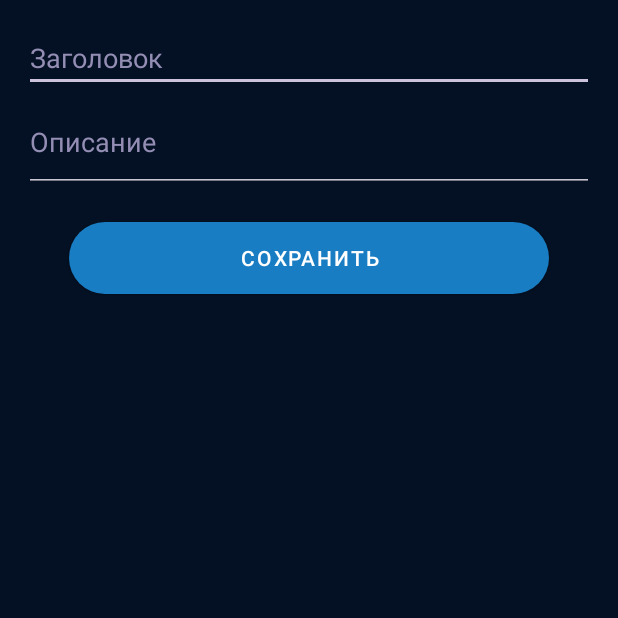
After one commit to ThinDrew/PocketOrganizer, an Android app: the NoteEditorActivity screen opened directly, with no data from a screen before it, on a phone screen of 412 x 824 dp, the top half of it. The commit adds this screen. Run offline under Robolectric (Android 15) with nearby library versions, the phone set to English and light mode, and no system bars; our stand-ins replace Room's generated code.

Commit message:
Добавлена возможность редактировать заметку
Activity добавления заметки было переделано в Activity
редактора заметки. Если мы переходим в это Activity
через кнопку добавления, то будет отсутсовать кнопка
удаления заметки и поля будут пустыми. Если же нажмём на
уже существующую заметку, то данные подтянутся из базы
данных и поля будут заполнены с возможностью редактирования,
также будет видна кнопка для удаления заметки.

Функционал по добавлению заметки переехал из
MainActivity в NoteEditorActivity.

В NoteDao был добавлен запрос для получения заметки по её
id. Это нужно для редактирования заметки.

```diff
--- a/app/src/main/AndroidManifest.xml
+++ b/app/src/main/AndroidManifest.xml
@@ -16,7 +16,7 @@
             android:name=".activity.SettingsActivity"
             android:exported="false" />
         <activity
-            android:name=".activity.AddNoteActivity"
+            android:name=".activity.NoteEditorActivity"
             android:exported="false" />
         <activity
             android:name=".activity.MainActivity"
--- /dev/null
+++ b/app/src/main/java/com/example/pocketorganizer/activity/NoteEditorActivity.java
@@ -0,0 +1,98 @@
+package com.example.pocketorganizer.activity;
+
+import android.content.Intent;
+import android.os.Bundle;
+import android.view.View;
+import android.widget.Button;
+import android.widget.EditText;
+
+import androidx.appcompat.app.AppCompatActivity;
+
+import com.example.pocketorganizer.R;
+import com.example.pocketorganizer.database.AppDatabase;
+import com.example.pocketorganizer.entities.Note;
+
+public class NoteEditorActivity extends AppCompatActivity {
+
+    private EditText titleEditText;
+    private EditText descriptionEditText;
+    private boolean isEditMode = false;
+    private Note currentNote;
+
+
+    @Override
+    protected void onCreate(Bundle savedInstanceState) {
+        super.onCreate(savedInstanceState);
+        setContentView(R.layout.activity_note_editor);
+
+        titleEditText = findViewById(R.id.titleEditText);
+        descriptionEditText = findViewById(R.id.descriptionEditText);
+        Button saveButton = findViewById(R.id.saveButton);
+        Button deleteButton = findViewById(R.id.deleteNoteButton);
+
+        Intent intent = getIntent();
+        String noteDate = intent.getStringExtra("noteDate");
+
+        //Если мы открываем это Activity для редактирования заметки
+        if (intent.hasExtra("note_id")) {
+            isEditMode = true;
+            int noteId = intent.getIntExtra("note_id", -1);
+            new Thread(() -> {
+                currentNote = AppDatabase.getInstance(this).noteDao().getById(noteId);
+
+                runOnUiThread(() -> {
+                    if (currentNote != null) {
+                        titleEditText.setText(currentNote.getTitle());
+                        descriptionEditText.setText(currentNote.getDescription());
+                    }
+                });
+            }).start();
+        }
+        //Если мы открываем это Activity для добавления заметки
+        else {
+            currentNote = new Note();
+            currentNote.setDate(noteDate);
+            currentNote.setChecked(false);
+            deleteButton.setVisibility(View.GONE);
+        }
+
+        //Обработка кнопок
+        saveButton.setOnClickListener(view -> saveNote());
+        deleteButton.setOnClickListener(view -> deleteNote());
+    }
+
+    private void saveNote() {
+        String titleInput = titleEditText.getText().toString();
+        String descriptionInput = descriptionEditText.getText().toString();
+
+        final String title = titleInput.isEmpty() ? "Заметка" : titleInput;
+        final String description = descriptionInput.isEmpty() ? "Без описания" : descriptionInput;
+
+        currentNote.setTitle(title);
+        currentNote.setDescription(description);
+
+        new Thread(() -> {
+            if (isEditMode) {
+                AppDatabase.getInstance(this).noteDao().update(currentNote);
+            } else {
+                AppDatabase.getInstance(this).noteDao().insert(currentNote);
+            }
+            //Закрываем Activity
+            runOnUiThread(() -> {
+                setResult(RESULT_OK);
+                finish();
+            });
+        }).start();
+    }
+
+    private void deleteNote() {
+        new Thread(() -> {
+            AppDatabase.getInstance(this).noteDao().delete(currentNote);
+            //Закрываем Activity
+            runOnUiThread(() -> {
+                setResult(RESULT_OK);
+                finish();
+            });
+        }).start();
+    }
+}
--- a/app/src/main/java/com/example/pocketorganizer/adapter/DayOfWeekAdapter.java
+++ b/app/src/main/java/com/example/pocketorganizer/adapter/DayOfWeekAdapter.java
@@ -16,7 +16,7 @@ import androidx.recyclerview.widget.RecyclerView;
 
 import com.example.pocketorganizer.DayOfWeek;
 import com.example.pocketorganizer.R;
-import com.example.pocketorganizer.activity.AddNoteActivity;
+import com.example.pocketorganizer.activity.NoteEditorActivity;
 import com.example.pocketorganizer.activity.MainActivity;
 import com.example.pocketorganizer.entities.Note;
 
@@ -79,10 +79,10 @@ public class DayOfWeekAdapter extends RecyclerView.Adapter<DayOfWeekAdapter.View
 
         // Обработка кнопки для добавления заметки
         holder.addButton.setOnClickListener(view -> {
-            Intent intent = new Intent(holder.itemView.getContext(), AddNoteActivity.class);
+            Intent intent = new Intent(holder.itemView.getContext(), NoteEditorActivity.class);
             String date = dayOfWeekList.get(position).getDate().toString();
             intent.putExtra("noteDate", date);
-            ((MainActivity) holder.itemView.getContext()).startActivityForResult(intent, MainActivity.REQUEST_CODE_ADD_NOTE);
+            ((MainActivity) holder.itemView.getContext()).startActivityForResult(intent, MainActivity.REQUEST_CODE_EDIT_NOTE);
         });
     }
 
--- a/app/src/main/java/com/example/pocketorganizer/dao/NoteDao.java
+++ b/app/src/main/java/com/example/pocketorganizer/dao/NoteDao.java
@@ -25,6 +25,9 @@ public interface NoteDao {
     @Query("SELECT * FROM notes WHERE date = :date")
     List<Note> getNotesForDate(String date);
 
+    @Query("SELECT * FROM notes WHERE id = :noteId LIMIT 1")
+    Note getById(int noteId);
+
     @Query("SELECT * FROM notes")
     List<Note> getAllNotes();
 
--- /dev/null
+++ b/app/src/main/res/layout/activity_note_editor.xml
@@ -0,0 +1,67 @@
+<?xml version="1.0" encoding="utf-8"?>
+<LinearLayout
+    xmlns:android="http://schemas.android.com/apk/res/android"
+    android:orientation="vertical"
+    android:layout_width="match_parent"
+    android:layout_height="match_parent"
+    android:background="@color/extraDarkBlue"
+    android:padding="16dp">
+
+    <EditText
+        android:id="@+id/titleEditText"
+        android:layout_width="match_parent"
+        android:layout_height="wrap_content"
+        android:hint="Заголовок"
+        android:textColorHint="@color/lightPurple"
+        android:inputType="textCapSentences"
+        android:autofillHints="Enter a title"/>
+
+    <EditText
+        android:id="@+id/descriptionEditText"
+        android:layout_width="match_parent"
+        android:layout_height="wrap_content"
+        android:hint="Описание"
+        android:textColorHint="@color/lightPurple"
+        android:inputType="textMultiLine|textCapSentences"
+        android:lines="4"
+        android:minLines="2"
+        android:autofillHints="Enter a description"/>
+
+<!--    <Button-->
+<!--        android:id="@+id/copyNoteButton"-->
+<!--        android:layout_width="match_parent"-->
+<!--        android:layout_height="wrap_content"-->
+<!--        android:layout_marginEnd="30dp"-->
+<!--        android:layout_marginStart="30dp"-->
+<!--        android:text="Копировать"-->
+<!--        style="@style/RoundedButton"/>-->
+
+<!--    <Button-->
+<!--        android:id="@+id/pasteNoteButton"-->
+<!--        android:layout_width="match_parent"-->
+<!--        android:layout_height="wrap_content"-->
+<!--        android:layout_marginEnd="30dp"-->
+<!--        android:layout_marginStart="30dp"-->
+<!--        android:text="Вставить"-->
+<!--        style="@style/RoundedButton"/>-->
+
+    <Button
+        android:id="@+id/deleteNoteButton"
+        android:layout_width="match_parent"
+        android:layout_height="wrap_content"
+        android:layout_marginTop="20dp"
+        android:layout_marginEnd="30dp"
+        android:layout_marginStart="30dp"
+        android:text="Удалить"
+        style="@style/RoundedButton"/>
+
+    <Button
+        android:id="@+id/saveButton"
+        android:layout_width="match_parent"
+        android:layout_height="wrap_content"
+        android:layout_marginTop="20dp"
+        android:layout_marginEnd="30dp"
+        android:layout_marginStart="30dp"
+        android:text="Сохранить"
+        style="@style/RoundedButton"/>
+</LinearLayout>
```
Also changed, not shown: app/src/main/java/com/example/pocketorganizer/activity/AddNoteActivity.java (deleted, +0 -42 lines), app/src/main/java/com/example/pocketorganizer/activity/MainActivity.java (+4 -23 lines), app/src/main/java/com/example/pocketorganizer/adapter/DailyNoteAdapter.java (+10 -0 lines), app/src/main/res/layout/activity_add_note.xml (deleted, +0 -36 lines).
